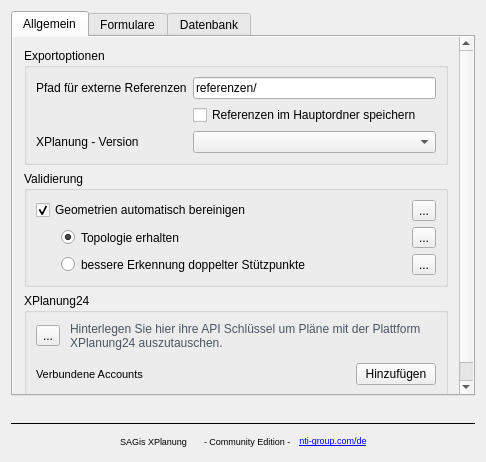
nti-de/SAGisXPlanung, file src/SAGisXPlanung/ui/settings.ui: the form before one commit.
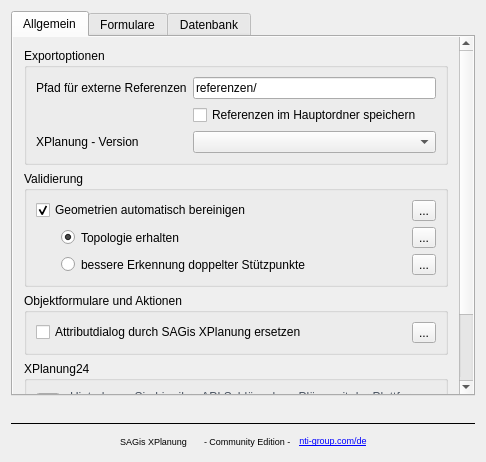
The form after the commit. The open tabs and pages were chosen to show the change. Custom widgets are drawn as their Qt base class.

Commit message: feature: auto open xplan attribute view in stead of default qgis atribute form

```diff
--- a/src/SAGisXPlanung/ui/settings.ui
+++ b/src/SAGisXPlanung/ui/settings.ui
@@ -73,8 +73,8 @@
            <rect>
             <x>0</x>
             <y>0</y>
-            <width>437</width>
-            <height>430</height>
+            <width>441</width>
+            <height>491</height>
            </rect>
           </property>
           <property name="sizePolicy">
@@ -232,6 +232,29 @@
              </layout>
             </widget>
            </item>
+           <item>
+            <widget class="QGroupBox" name="attribute_form_group">
+             <property name="title">
+              <string>Objektformulare und Aktionen</string>
+             </property>
+             <layout class="QGridLayout" name="gridLayout_2">
+              <item row="0" column="0">
+               <widget class="QCheckBox" name="checkbox_open_xplan_featureform">
+                <property name="text">
+                 <string>Attributdialog durch SAGis XPlanung ersetzen</string>
+                </property>
+               </widget>
+              </item>
+              <item row="0" column="1">
+               <widget class="QToolButton" name="info_open_featureform">
+                <property name="text">
+                 <string>...</string>
+                </property>
+               </widget>
+              </item>
+             </layout>
+            </widget>
+           </item>
            <item>
             <widget class="QGroupBox" name="xplan24_group">
              <property name="sizePolicy">
```
Left out of the diff: 2 changed lines with no effect on the pictures. The commit also changes 4 other files.
